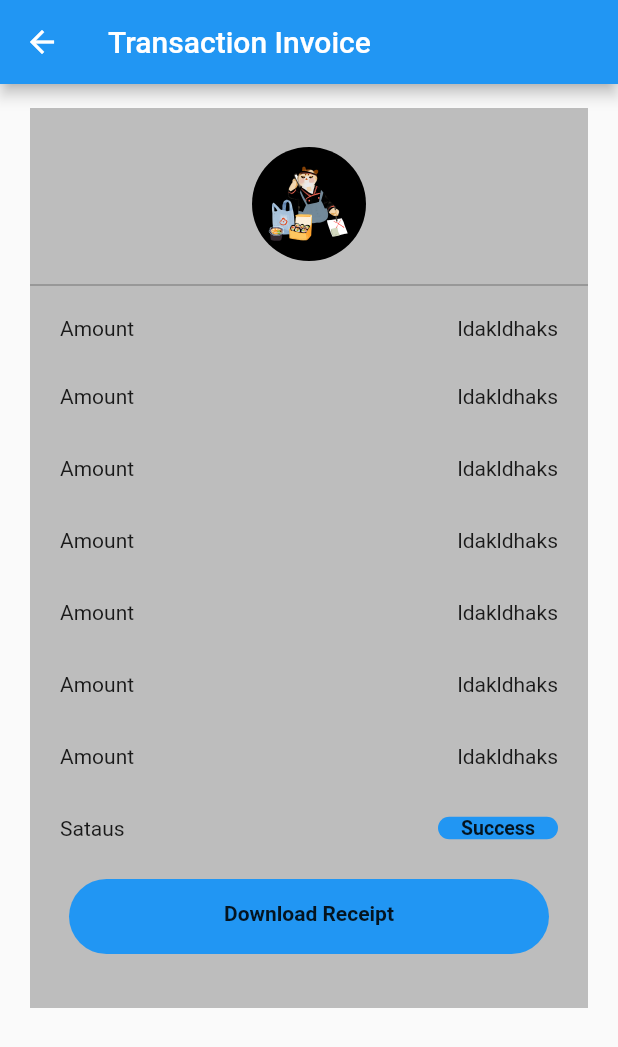
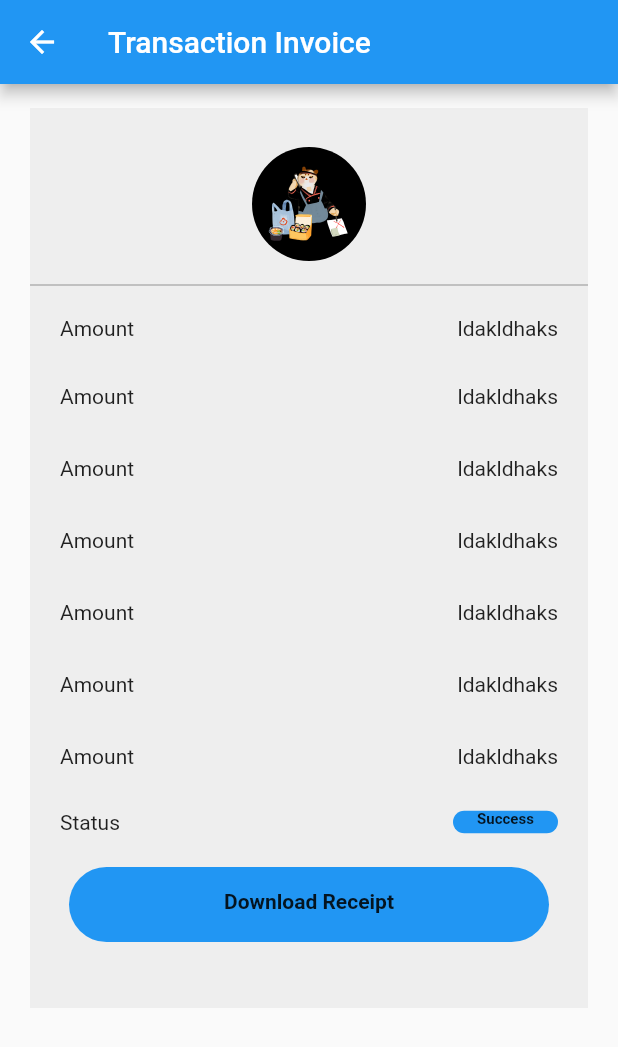
Before and after one commit to anishumanisa/wasser_app_mobile, a Flutter app: the TransactionInvoicePage screen opened directly, on a phone screen of 412 x 824 dp. Shown: the top 1047 px of the screen. Run offline on Flutter 3.47's test engine with Material 2 defaults, Android fonts, the light colour scheme and no system bars; our stand-ins replace cached_network_image, carousel_slider, custom_navigation_bar, flutter_screenutil; missing offline and left inert: qr_code_scanner; network calls fail; statements that could not run were skipped.

Commit message:
create transaction

```diff
--- a/lib/ui/pages/main/main_page.dart
+++ b/lib/ui/pages/main/main_page.dart
@@ -6,7 +6,9 @@ import 'package:wasser_app/ui/pages/payment/member_payment_page.dart';
 import 'package:wasser_app/ui/pages/input_meter/input_current_meter.dart';
 import 'package:wasser_app/ui/pages/payment/payment_list_page.dart';
 import 'package:wasser_app/ui/pages/payment_detail/payment_confirm_page.dart';
+import 'package:wasser_app/ui/pages/qr_code/qr_code.dart';
 import 'package:wasser_app/ui/pages/transaction/Transaction_List.dart';
+import 'package:wasser_app/ui/pages/transaction/Transaction_invoice_page.dart';
 
 class MainPage extends StatefulWidget {
   static final mainScaffoldKey =
@@ -23,7 +25,7 @@ class _MainPageState extends State<MainPage> {
     const HomePage(),
     const TransactionListPages(),
     const MemberPaymentPage(),
-    const InputCurrentMeter(),
+    const TransactionInvoicePage(),
   ];
   late PageController _pageController;
   @override
--- a/lib/ui/pages/transaction/Transaction_invoice_page.dart
+++ b/lib/ui/pages/transaction/Transaction_invoice_page.dart
@@ -23,7 +23,7 @@ class _TransactionInvoicePageState extends State<TransactionInvoicePage> {
           children: [
             Container(
               height: 600,
-              decoration: BoxDecoration(color: Colors.grey.shade400),
+              decoration: BoxDecoration(color: Colors.grey.shade200),
               child: Column(
                 children: [
                   SizedBox(
@@ -130,20 +130,21 @@ class _TransactionInvoicePageState extends State<TransactionInvoicePage> {
                     ),
                   ),
                   Container(
-                    padding: EdgeInsets.symmetric(vertical: 16, horizontal: 20),
+                    padding: EdgeInsets.symmetric(vertical: 12, horizontal: 20),
                     child: Row(
                       children: [
-                        Text("Sataus"),
+                        Text("Status"),
                         Spacer(),
                         Container(
-                          width: 80,
+                          width: 70,
+                          height: 15,
                           decoration: BoxDecoration(
                               color: Colors.blue,
                               borderRadius: BorderRadius.circular(50)),
                           child: Text(
                             "Success",
                             style: TextStyle(
-                                fontSize: 13, fontWeight: FontWeight.bold),
+                                fontSize: 10, fontWeight: FontWeight.bold),
                             textAlign: TextAlign.center,
                           ),
                         )
```
